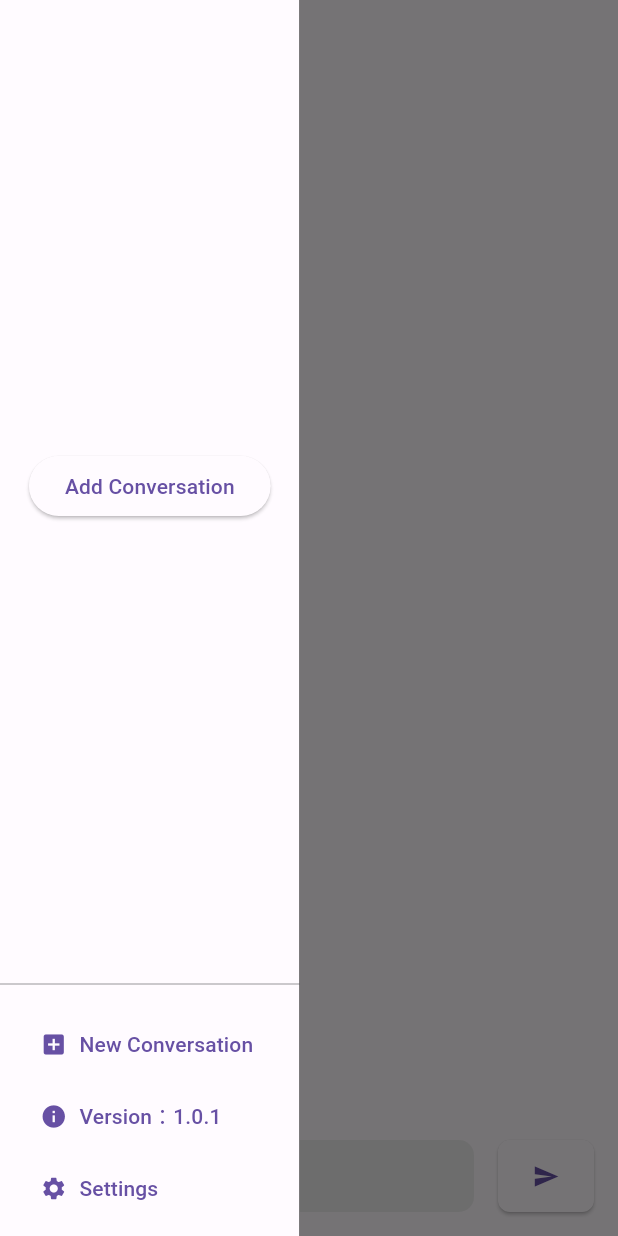
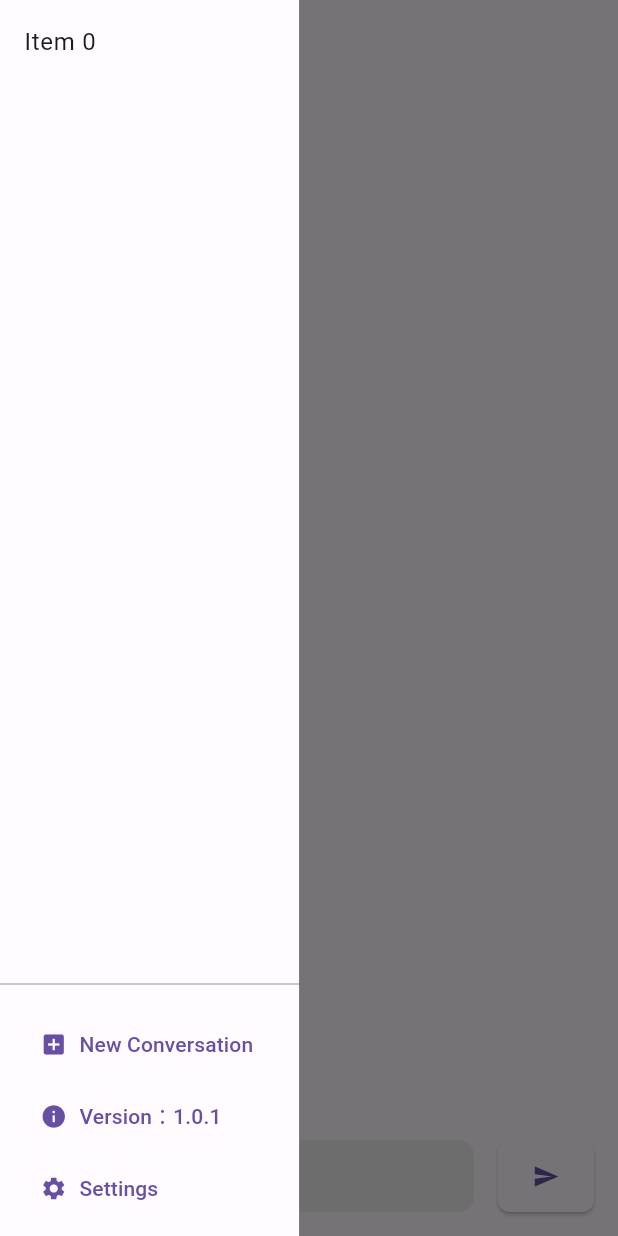
Before and after one commit to bravekingzhang/flutter_chat_box, a Flutter app: the screen it shows after launch, in the side drawer, after a tap on "Add Conversation", on a phone screen of 412 x 824 dp. Run offline on Flutter 3.47's test engine with Material 2 defaults, Android fonts, the phone set to English and light mode, and no system bars; our stand-ins replace bloc, equatable, flutter_bloc, flutter_easyloading, get_it, go_router and 2 more; accounts and stored records are empty; generated files the repository leaves out were written again.

Commit message:
feat: 修复数据库错误

```diff
--- a/lib/bloc/conversation_bloc.dart
+++ b/lib/bloc/conversation_bloc.dart
@@ -12,6 +12,8 @@
     on<DeleteConversationEvent>(_onDeleteConversationEvent);
 
     on<UpdateConversationEvent>(_onUpdateConversationEvent);
+
+    on<AddConversationEvent>(_onAddConversationEventEvent);
   }
 
   Future<void> _onLoadConversationsEvent(
@@ -33,4 +35,11 @@
     final conversations = await ConversationRepository().getConversations();
     emit(ConversationLoaded(conversations));
   }
+
+  Future<void> _onAddConversationEventEvent(
+      AddConversationEvent event, Emitter<ConversationState> emit) async {
+    await ConversationRepository().addConversation(event.conversation);
+    final conversations = await ConversationRepository().getConversations();
+    emit(ConversationLoaded(conversations));
+  }
 }
--- a/lib/pages/home.dart
+++ b/lib/pages/home.dart
@@ -3,8 +3,12 @@
 import 'package:flutter_chatgpt/bloc//conversation_bloc.dart';
 import 'package:flutter_chatgpt/cubit/setting_cubit.dart';
 import 'package:flutter_chatgpt/device/form_factor.dart';
+import 'package:flutter_chatgpt/repository/conversation.dart';
 import 'package:flutter_easyloading/flutter_easyloading.dart';
 import 'package:flutter_gen/gen_l10n/app_localizations.dart';
+import 'package:uuid/uuid.dart';
+
+var uuid = const Uuid();
 
 class MyHomePage extends StatefulWidget {
   const MyHomePage({super.key});
@@ -50,8 +54,9 @@
 class _SideMenuState extends State<SideMenu> {
   @override
   Widget build(BuildContext context) {
-    return BlocBuilder<ConversationBloc, ConversationState>(
-      bloc: ConversationBloc(),
+    return BlocProvider(
+      create: (context) => ConversationBloc(),
+      child: BlocBuilder<ConversationBloc, ConversationState>(
         builder: (context, state) {
           return Container(
             decoration: BoxDecoration(
@@ -67,7 +72,11 @@
                     ? Expanded(
                         child: Center(
                           child: ElevatedButton(
-                          onPressed: () {},
+                            onPressed: () {
+                              BlocProvider.of<ConversationBloc>(context).add(
+                                  AddConversationEvent(Conversation(
+                                      name: "测试", uuid: uuid.v4())));
+                            },
                             child: const Text('Add Conversation'),
                           ),
                         ),
@@ -116,6 +125,7 @@
             ),
           );
         },
+      ),
     );
   }
 }
--- a/lib/repository/conversation.dart
+++ b/lib/repository/conversation.dart
@@ -67,11 +67,11 @@
         await db.execute('''
           CREATE TABLE $_tableConversationName (
             $_columnUuid TEXT PRIMARY KEY,
-            $_columnName TEXT,
+            $_columnName TEXT
           )
         ''');
         await db.execute('''
-          CREATE TABLE message (
+          CREATE TABLE $_tableMessageName (
             $_columnId INTEGER PRIMARY KEY AUTOINCREMENT,
             $_columnUuid TEXT,
             $_columnRole INTEGER,
--- a/pubspec.yaml
+++ b/pubspec.yaml
@@ -47,6 +47,7 @@
   intl: any
   font_awesome_flutter: ^10.4.0
   sqflite: ^2.2.6
+  uuid: ^3.0.7
 
 dev_dependencies:
   flutter_test:
```
Also changed, not shown: pubspec.lock. Lines whose indentation alone changed are shown as unchanged.
